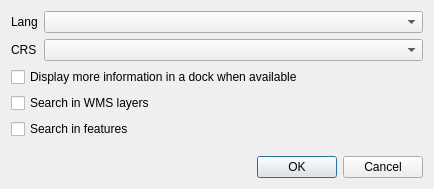
This is swiss_locator/ui/config.ui in opengisch/qgis-swiss-locator as Qt 5 draws it before an edit. The edited form follows.
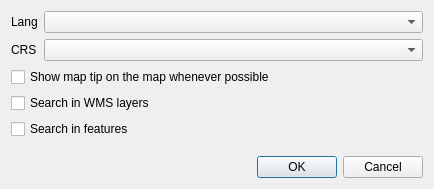
This is the edited form.

The edit to the form file:
```diff
--- a/swiss_locator/ui/config.ui
+++ b/swiss_locator/ui/config.ui
@@ -37,7 +37,7 @@
    <item row="3" column="0" colspan="3">
     <widget class="QCheckBox" name="more_info">
      <property name="text">
-      <string>Display more information in a dock when available</string>
+      <string>Show map tip on the map whenever possible</string>
      </property>
     </widget>
    </item>
```
